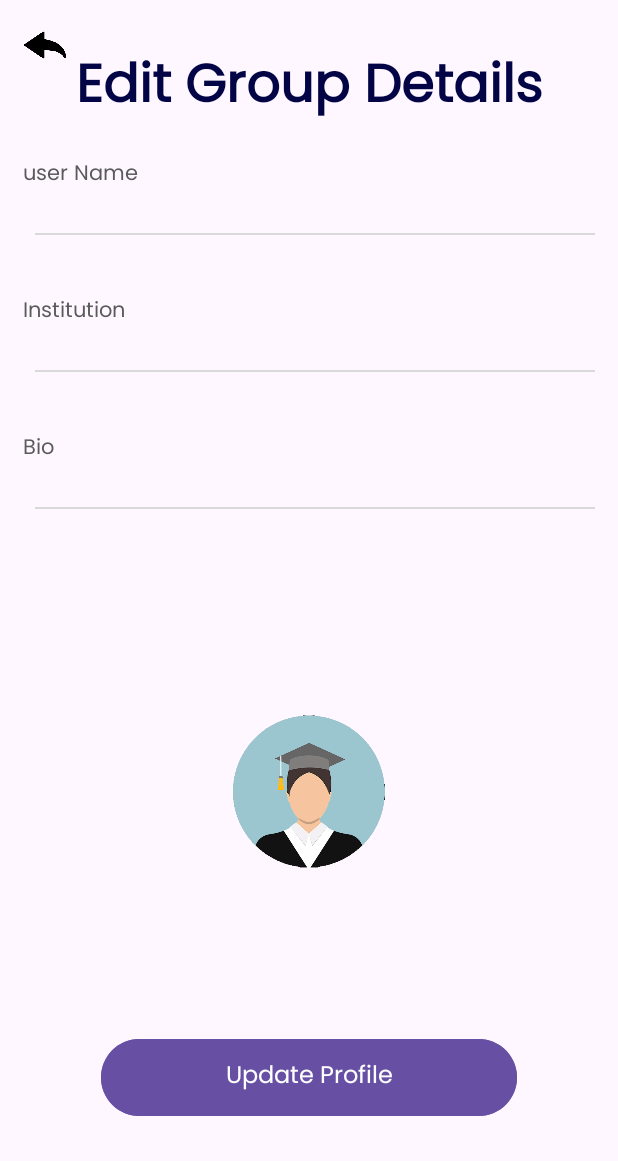
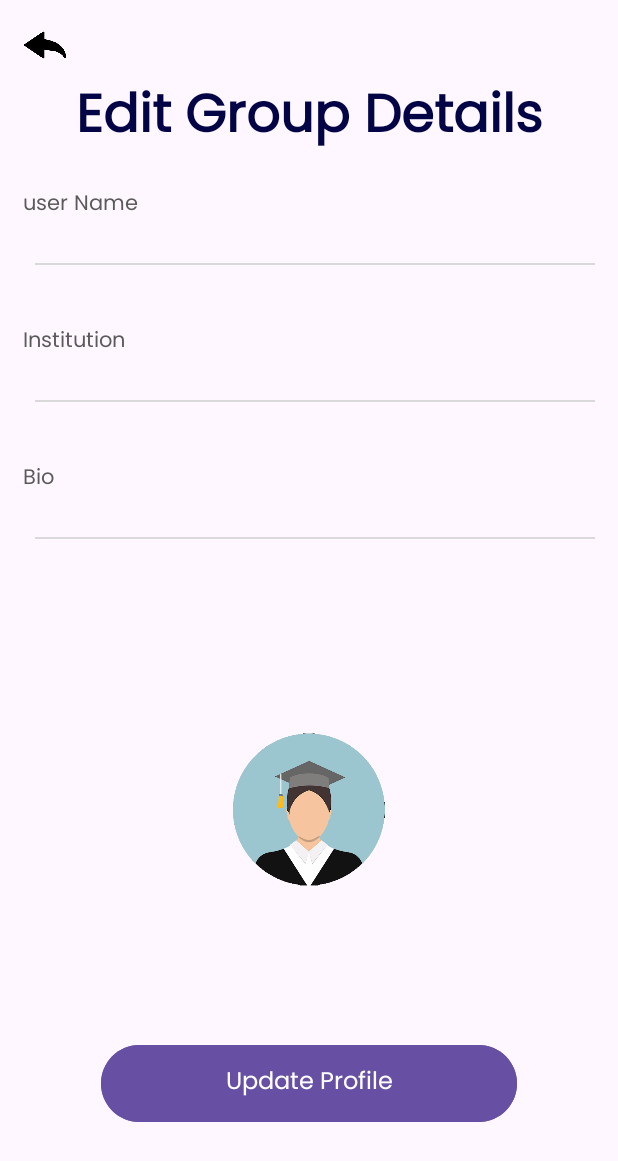
Before and after one commit to SkillSyncApp/SkillSyncAndroid, an Android app: the EditGroupProfileFragment screen opened through its navigation route, on a phone screen of 412 x 824 dp. Shown: the top 1161 px of the screen. Run offline under Robolectric (Android 15) with nearby library versions, the phone set to English and light mode, and no system bars; our stand-ins replace Firebase (no records; nobody signed in at launch, a user with empty details on screens opened directly), Room's generated code, navigation-ui; libraries missing offline, so code that uses them is left out: com.firebase.geofire; 2 statements that could not run were skipped.

Commit message:
adding editing pages to the profile

```diff
--- a/app/src/main/res/layout/fragment_edit_company_profile.xml
+++ b/app/src/main/res/layout/fragment_edit_company_profile.xml
@@ -21,7 +21,7 @@
         style="@style/AppTextStyle"
         android:layout_width="0dp"
         android:layout_height="wrap_content"
-        android:layout_marginTop="30dp"
+        android:layout_marginTop="50dp"
         android:gravity="center_horizontal|top"
         android:text="@string/edit_company_profile_title"
         android:textAppearance="@style/log_in_text"
--- a/app/src/main/res/layout/fragment_edit_group_profile.xml
+++ b/app/src/main/res/layout/fragment_edit_group_profile.xml
@@ -21,7 +21,7 @@
         style="@style/AppTextStyle"
         android:layout_width="0dp"
         android:layout_height="wrap_content"
-        android:layout_marginTop="30dp"
+        android:layout_marginTop="50dp"
         android:gravity="center_horizontal|top"
         android:text="@string/edit_group_profile_title"
         android:textAppearance="@style/log_in_text"
--- a/app/src/main/res/navigation/nav_graph.xml
+++ b/app/src/main/res/navigation/nav_graph.xml
@@ -56,6 +56,12 @@
         <action
             android:id="@+id/action_profileFragment_to_feedFragment"
             app:destination="@id/feedFragment" />
+        <action
+            android:id="@+id/action_profileFragment_to_editGroupProfileFragment"
+            app:destination="@id/editGroupProfileFragment" />
+        <action
+            android:id="@+id/action_profileFragment_to_editCompanyProfileFragment"
+            app:destination="@id/editCompanyProfileFragment" />
     </fragment>
     <fragment
         android:id="@+id/signUpCompanyFragment"
@@ -132,11 +138,22 @@
     <fragment
         android:id="@+id/editGroupProfileFragment"
         android:name="com.android.skillsync.EditGroupProfileFragment"
-        android:label="fragment_forget_password"
+        android:label="fragment_edit_group_profile"
         tools:layout="@layout/fragment_edit_group_profile">
 
         <action
             android:id="@+id/action_editGroupProfileFragment_to_ProfileFragment"
             app:destination="@id/profileFragment" />
     </fragment>
+
+    <fragment
+        android:id="@+id/editCompanyProfileFragment"
+        android:name="com.android.skillsync.EditCompanyProfileFragment"
+        android:label="fragment_edit_company_profile"
+        tools:layout="@layout/fragment_edit_company_profile">
+
+        <action
+            android:id="@+id/action_editCompanyProfileFragment_to_ProfileFragment"
+            app:destination="@id/profileFragment" />
+    </fragment>
 </navigation>
```
Also changed, not shown: app/src/main/java/com/android/skillsync/EditCompanyProfileFragment.kt (+7 -5 lines), app/src/main/java/com/android/skillsync/ProfileFragment.kt (+24 -4 lines).
